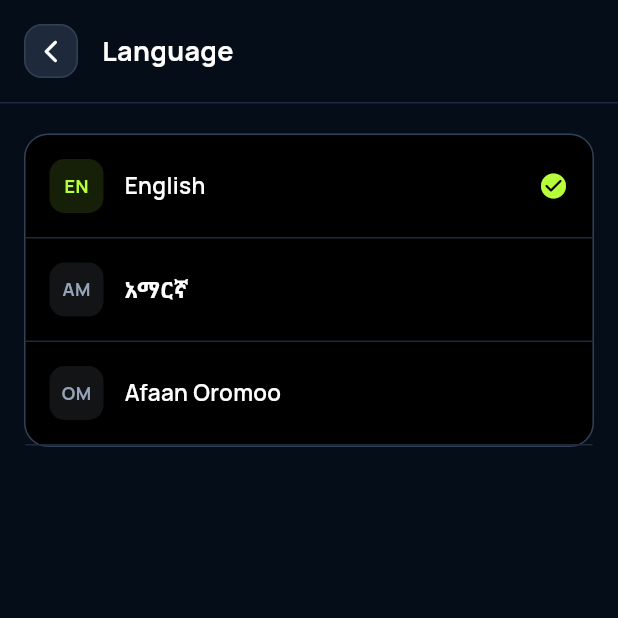
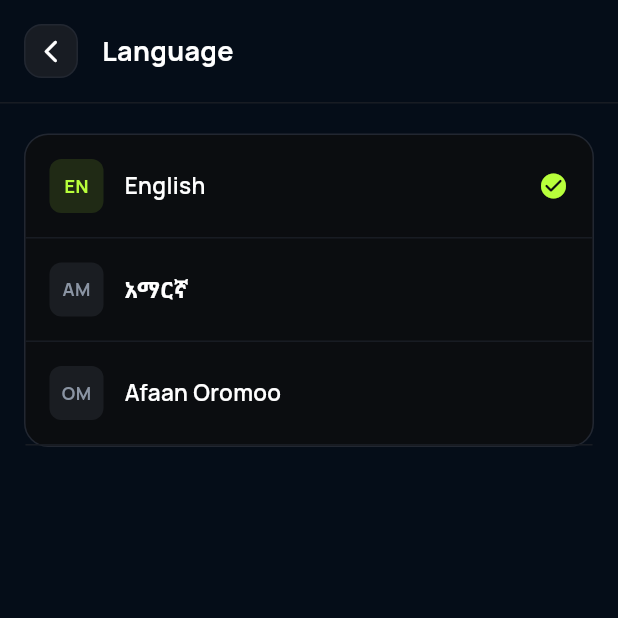
Before and after one commit to ADTMN1/SnapVerify, a Flutter app: the LanguageSettingsScreen screen opened directly, on a phone screen of 412 x 824 dp, the top half of it. Run offline on Flutter 3.47's test engine with Material 3 defaults, Android fonts, the phone set to English and light mode, and no system bars; our stand-ins replace camera, flutter_image_compress, flutter_riverpod, flutter_secure_storage, google_fonts, image_picker and 4 more; missing offline and left inert: file_saver, google_mlkit_text_recognition, mobile_scanner; accounts and stored records are empty.

Commit message:
feat(frontend): tokenize settings and payment screens

```diff
--- a/frontend/lib/presentation/screens/language_settings_screen.dart
+++ b/frontend/lib/presentation/screens/language_settings_screen.dart
@@ -2,7 +2,7 @@ import 'package:flutter/material.dart';
 import 'package:flutter_riverpod/flutter_riverpod.dart';
 
 import '../../core/language_provider.dart';
-import '../../core/tailwind.dart';
+import '../../theme/app_tokens.dart';
 
 /// Lets the user pick the UI language.
 ///
@@ -16,20 +16,28 @@ class LanguageSettingsScreen extends ConsumerWidget {
     final selected = ref.watch(languageProvider);
 
     return Scaffold(
-      backgroundColor: TwColors.primaryBg,
+      backgroundColor: AppTokens.headerBase,
       body: SafeArea(
         child: Column(
           children: [
             _buildHeader(context),
             Expanded(
               child: ListView(
-                padding: const EdgeInsets.fromLTRB(16, 20, 16, 28),
+                padding: const EdgeInsets.fromLTRB(
+                  AppTokens.spaceLg,
+                  AppTokens.spaceXl,
+                  AppTokens.spaceLg,
+                  AppTokens.space3xl,
+                ),
                 children: [
                   Container(
                     decoration: BoxDecoration(
-                      color: Colors.black,
-                      borderRadius: BorderRadius.circular(16),
-                      border: Border.all(color: TwColors.slate700, width: 1),
+                      color: AppTokens.obsidian950,
+                      borderRadius: BorderRadius.circular(AppTokens.radiusLg),
+                      border: Border.all(
+                        color: AppTokens.obsidian700,
+                        width: AppTokens.componentBorderWidth,
+                      ),
                     ),
                     child: Column(
                       children: [
@@ -56,37 +64,48 @@ class LanguageSettingsScreen extends ConsumerWidget {
   Widget _buildHeader(BuildContext context) {
     return Container(
       width: double.infinity,
-      padding: const EdgeInsets.symmetric(horizontal: 16, vertical: 16),
-      decoration: BoxDecoration(
-        border: Border(bottom: BorderSide(color: TwColors.slate800, width: 1)),
+      padding: const EdgeInsets.symmetric(
+        horizontal: AppTokens.spaceLg,
+        vertical: AppTokens.spaceLg,
+      ),
+      decoration: const BoxDecoration(
+        border: Border(
+          bottom: BorderSide(
+            color: AppTokens.obsidian800,
+            width: AppTokens.componentBorderWidth,
+          ),
+        ),
       ),
       child: Row(
         children: [
           GestureDetector(
             onTap: () => Navigator.of(context).pop(),
             child: Container(
-              width: 36,
-              height: 36,
+              width: AppTokens.handleWidth,
+              height: AppTokens.handleWidth,
               decoration: BoxDecoration(
-                color: TwColors.slate800,
-                borderRadius: BorderRadius.circular(12),
-                border: Border.all(color: TwColors.slate700, width: 1),
+                color: AppTokens.obsidian800,
+                borderRadius: BorderRadius.circular(AppTokens.backButtonRadius),
+                border: Border.all(
+                  color: AppTokens.obsidian700,
+                  width: AppTokens.componentBorderWidth,
+                ),
               ),
               child: const Icon(
                 Icons.arrow_back_ios_new_rounded,
-                color: TwColors.white,
-                size: 18,
+                color: AppTokens.white,
+                size: AppTokens.progressSize,
               ),
             ),
           ),
-          const SizedBox(width: 16),
-          const Expanded(
+          const SizedBox(width: AppTokens.spaceLg),
+          Expanded(
             child: Text(
               'Language',
-              style: TextStyle(
-                color: TwColors.white,
-                fontSize: 18,
-                fontWeight: FontWeight.w700,
+              style: AppTokens.manrope(
+                size: AppTokens.textSubtitle,
+                weight: FontWeight.w700,
+                color: AppTokens.white,
               ),
             ),
           ),
@@ -109,51 +128,59 @@ class _LanguageTile extends StatelessWidget {
 
   @override
   Widget build(BuildContext context) {
-    final accent = selected ? TwColors.brightGreen : TwColors.slate400;
+    final accent = selected ? AppTokens.accent : AppTokens.ice400;
 
     return GestureDetector(
       onTap: onTap,
       behavior: HitTestBehavior.opaque,
       child: Container(
-        padding: const EdgeInsets.symmetric(horizontal: 16, vertical: 16),
-        decoration: BoxDecoration(
-          border: Border(bottom: BorderSide(color: TwColors.slate800, width: 1)),
+        padding: const EdgeInsets.symmetric(
+          horizontal: AppTokens.spaceLg,
+          vertical: AppTokens.spaceLg,
+        ),
+        decoration: const BoxDecoration(
+          border: Border(
+            bottom: BorderSide(
+              color: AppTokens.obsidian800,
+              width: AppTokens.componentBorderWidth,
+            ),
+          ),
         ),
         child: Row(
           children: [
             Container(
-              width: 36,
-              height: 36,
+              width: AppTokens.handleWidth,
+              height: AppTokens.handleWidth,
               alignment: Alignment.center,
               decoration: BoxDecoration(
-                color: accent.withValues(alpha: 0.12),
-                borderRadius: BorderRadius.circular(10),
+                color: accent.withValues(alpha: AppTokens.alphaLow),
+                borderRadius: BorderRadius.circular(AppTokens.radiusSm),
               ),
               child: Text(
                 language.shortName,
-                style: TextStyle(
+                style: AppTokens.manrope(
+                  size: AppTokens.textCaption,
+                  weight: FontWeight.w700,
                   color: accent,
-                  fontSize: 12,
-                  fontWeight: FontWeight.w700,
                 ),
               ),
             ),
-            const SizedBox(width: 14),
+            const SizedBox(width: AppTokens.heroStatusPaddingH),
             Expanded(
               child: Text(
                 language.displayName,
-                style: const TextStyle(
-                  color: TwColors.white,
-                  fontSize: 15,
-                  fontWeight: FontWeight.w600,
+                style: AppTokens.manrope(
+                  size: AppTokens.textBody,
+                  weight: FontWeight.w600,
+                  color: AppTokens.white,
                 ),
               ),
             ),
             if (selected)
               const Icon(
                 Icons.check_circle_rounded,
-                color: TwColors.brightGreen,
-                size: 20,
+                color: AppTokens.accent,
+                size: AppTokens.componentIconMd,
               ),
           ],
         ),
```
Also changed, not shown: frontend/lib/presentation/screens/manage/payment_activity_screen.dart (+125 -104 lines), frontend/lib/presentation/screens/payment_page.dart (+77 -64 lines).
